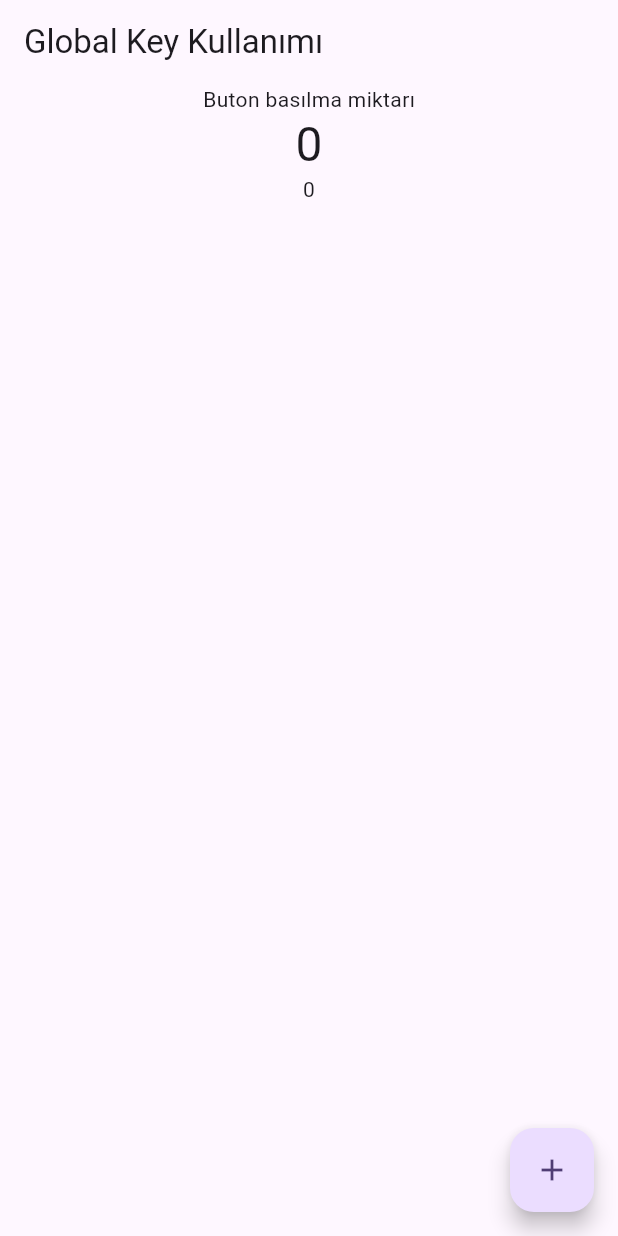
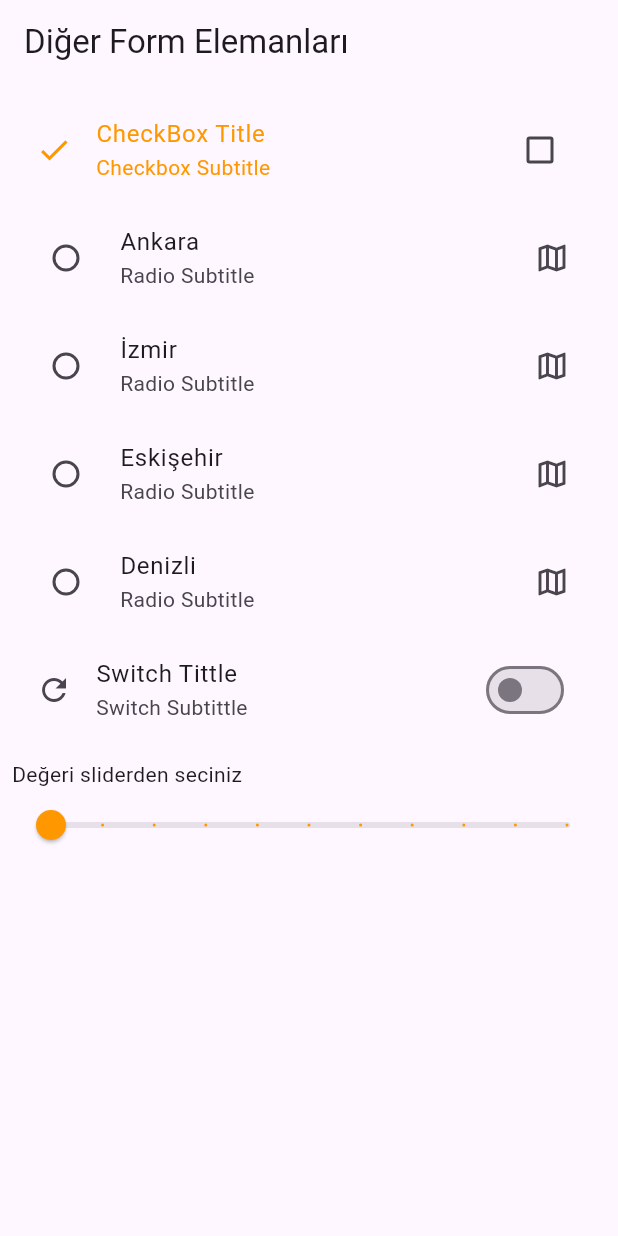
Before and after one commit to NazifeAtmaca25/UdemyFlutterLesson, a Flutter app: the screen it shows after launch, on a phone screen of 412 x 824 dp. Run offline on Flutter 3.47's test engine with Material 3 defaults, Android fonts, the phone set to English and light mode, and no system bars; our stand-ins replace email_validator, flutter_easyloading; missing offline and left inert: password_strength_checker.

Commit message:
Chechbox, sliver, radio and switch widget

```diff
--- /dev/null
+++ b/part21_input_widgets/lib/diger_form_elemanlari.dart
@@ -0,0 +1,84 @@
+import 'package:flutter/material.dart';
+
+class DigerFormElemanlari extends StatefulWidget {
+  const DigerFormElemanlari({super.key});
+
+  @override
+  State<DigerFormElemanlari> createState() => _DigerFormElemanlariState();
+}
+
+class _DigerFormElemanlariState extends State<DigerFormElemanlari> {
+  bool checkBoxState = false;
+  String city = "";
+  bool switchState=false;
+  double sliderValue=0;
+
+  @override
+  Widget build(BuildContext context) {
+    return Scaffold(
+      appBar: AppBar(title: Text("Diğer Form Elemanları")),
+      body: Padding(
+        padding: const EdgeInsets.all(8.0),
+        child: ListView(
+          children: [
+            CheckboxListTile(
+              value: checkBoxState,
+              onChanged: (secildi) {
+                setState(() {
+                  checkBoxState = secildi!;
+                });
+              },
+              activeColor: Colors.orange,
+              title: Text("CheckBox Title"),
+              subtitle: Text("Checkbox Subtitle"),
+              secondary: Icon(Icons.check),
+              selected: true,
+            ),
+            RadioGroup(
+              onChanged: (String? value) {
+                setState(() {
+                  city = value!;
+                  debugPrint("Secilen değer : $value");
+                });
+              },
+              groupValue: city,
+              child: Column(
+                children: [
+                  RadioListTile(value: "Ankara",title: Text("Ankara"),subtitle: Text("Radio Subtitle"),secondary: Icon(Icons.map_outlined),activeColor: Colors.orange,),
+                  RadioListTile(value: "İzmir",title: Text("İzmir"),subtitle: Text("Radio Subtitle"),secondary: Icon(Icons.map_outlined),activeColor: Colors.orange,),
+                  RadioListTile(value: "Eskişehir",title: Text("Eskişehir"),subtitle: Text("Radio Subtitle"),secondary: Icon(Icons.map_outlined),activeColor: Colors.orange),
+                  RadioListTile(value: "Denizli",title: Text("Denizli"),subtitle: Text("Radio Subtitle"),secondary: Icon(Icons.map_outlined),activeColor: Colors.orange)
+                ],
+              ),
+            ),
+            SwitchListTile(
+                value: switchState,
+                onChanged: (value){
+                  setState(() {
+                    debugPrint("Anlasma onaylandı : $value");
+                    switchState = value;
+                  });
+                },
+            title: Text("Switch Tittle"),
+            subtitle:Text("Switch Subtittle"),
+            secondary: Icon(Icons.refresh),
+            activeThumbColor:Colors.orange ,
+            ),
+            SizedBox(height: 10,),
+            Text("Değeri sliderden seciniz"),
+            Slider(value: sliderValue, onChanged: (newValue){
+              setState(() {
+                sliderValue=newValue;
+              });
+            },
+            min: 0,
+            max: 10,
+            divisions: 10,
+            label: sliderValue.toString(),
+            activeColor: Colors.orange,)
+          ],
+        ),
+      ),
+    );
+  }
+}
--- a/part21_input_widgets/lib/main.dart
+++ b/part21_input_widgets/lib/main.dart
@@ -1,4 +1,5 @@
 import 'package:flutter/material.dart';
+import 'package:part21_input_widgets/diger_form_elemanlari.dart';
 import 'package:part21_input_widgets/global_key_using.dart';
 import 'package:part21_input_widgets/text_field_kullanimi.dart';
 import 'package:part21_input_widgets/text_form_field.dart';
@@ -20,7 +21,7 @@ class MyApp extends StatelessWidget {
         colorScheme: .fromSeed(seedColor: Colors.deepPurple),
 
       ),
-      home: GlobalKeyUsing(),
+      home: DigerFormElemanlari(),
     );
   }
 }
```
